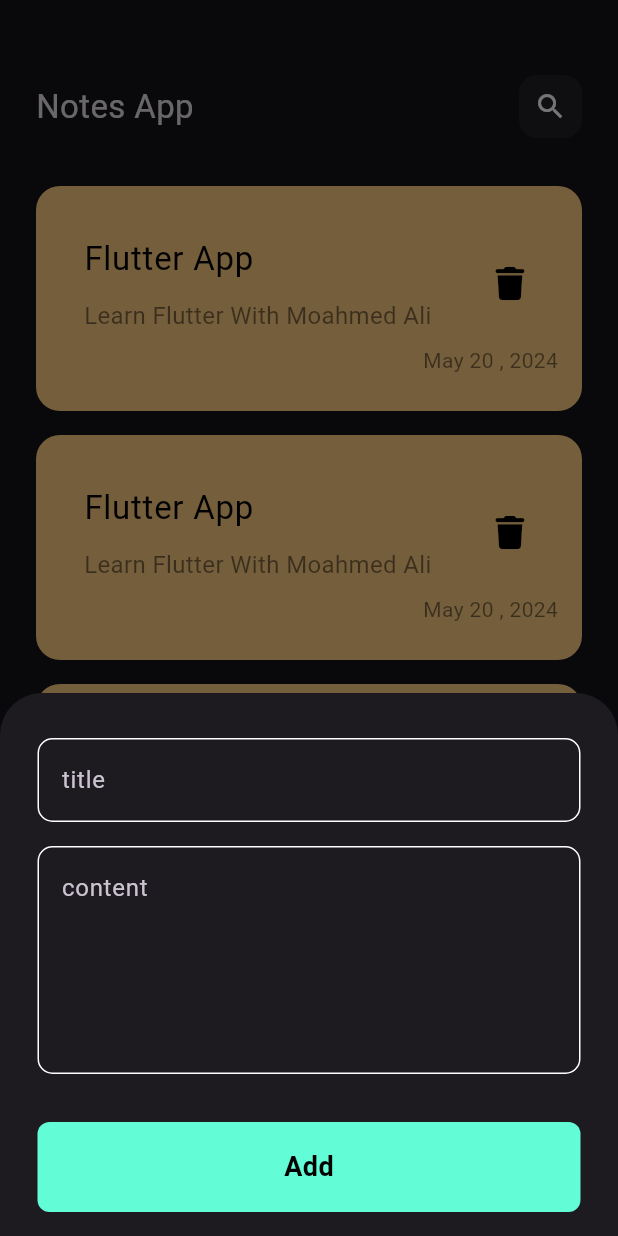
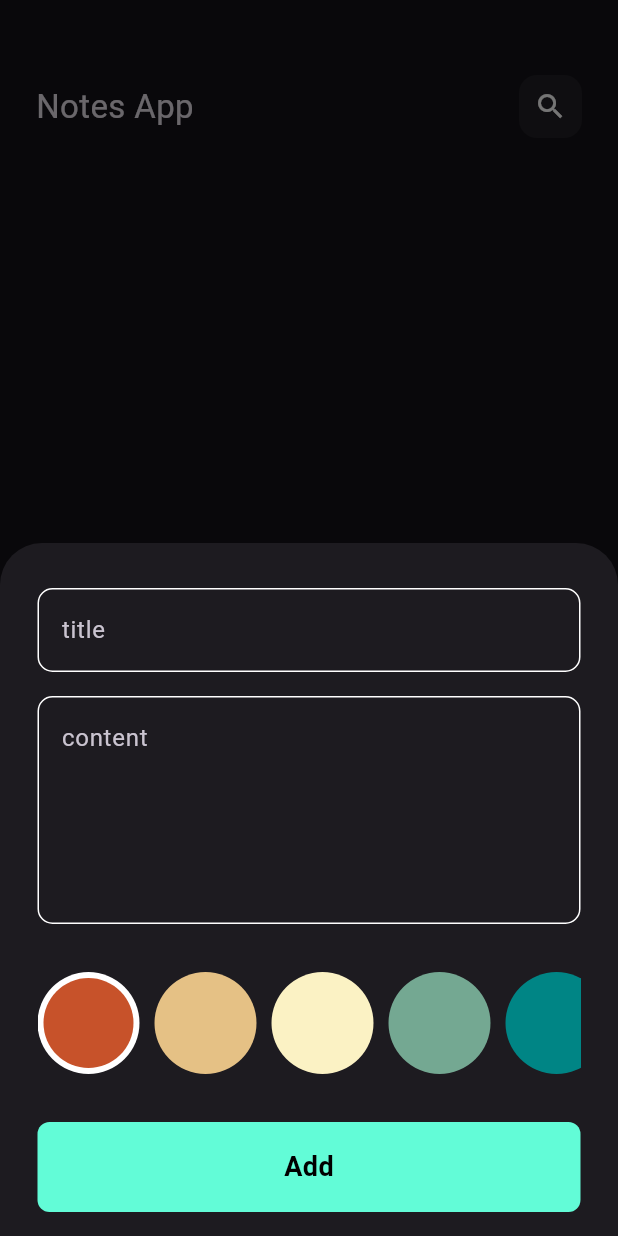
Before and after one commit to Mohamed-Yassien/bookly_hive, a Flutter app: the screen it shows after launch, after a tap on the "add" icon, on a phone screen of 412 x 824 dp. Run offline on Flutter 3.47's test engine with Material 3 defaults, Android fonts, the phone set to English and light mode, and no system bars; our stand-ins replace flutter_bloc, font_awesome_flutter, hive, hive_flutter; accounts and stored records are empty.

Commit message:
get notes , add note with color , delete note

```diff
--- /dev/null
+++ b/devtools_options.yaml
@@ -0,0 +1 @@
+extensions:
--- a/lib/cubits/add_note_cubit/add_note_cubit.dart
+++ b/lib/cubits/add_note_cubit/add_note_cubit.dart
@@ -1,3 +1,5 @@
+import 'dart:ui';
+
 import 'package:bookly_hive/cubits/add_note_cubit/add_note_states.dart';
 import 'package:bookly_hive/models/note_model.dart';
 import 'package:bookly_hive/utils/constants.dart';
@@ -6,6 +8,21 @@
 
 class AddNoteCubit extends Cubit<AddNoteStates> {
   AddNoteCubit() : super(AddNoteInitialState());
+
+  List<Color> colors = const [
+    Color(0xffc7522a),
+    Color(0xffe5c185),
+    Color(0xfffbf2c4),
+    Color(0xff74a892),
+    Color(0xff008585),
+  ];
+
+  int selectedIndex = 0;
+
+  changeSelectedIndex(index) {
+    selectedIndex = index;
+    emit(ChangeSelectedIndexState());
+  }
 
   addNote({required NoteModel noteModel}) async {
     emit(AddNoteLoadingState());
--- a/lib/cubits/add_note_cubit/add_note_states.dart
+++ b/lib/cubits/add_note_cubit/add_note_states.dart
@@ -10,3 +10,5 @@
   final String error;
   AddNoteErrorState(this.error);
 }
+
+class ChangeSelectedIndexState extends AddNoteStates{}
--- /dev/null
+++ b/lib/cubits/notes_cubit/notes_cubit.dart
@@ -0,0 +1,20 @@
+import 'package:bookly_hive/cubits/notes_cubit/notes_state.dart';
+import 'package:bookly_hive/models/note_model.dart';
+import 'package:bookly_hive/utils/constants.dart';
+import 'package:flutter_bloc/flutter_bloc.dart';
+import 'package:hive/hive.dart';
+
+class NotesCubit extends Cubit<NotesState> {
+  NotesCubit() : super(NotesInitial());
+
+  static NotesCubit get(context) => BlocProvider.of(context);
+
+
+  List<NoteModel> notes = [];
+
+  getAllNotes() {
+    var notesBox = Hive.box<NoteModel>(kNotesBox);
+    notes = notesBox.values.toList();
+    emit(GetNotesSuccessState());
+  }
+}
--- /dev/null
+++ b/lib/cubits/notes_cubit/notes_state.dart
@@ -0,0 +1,6 @@
+
+ class NotesState {}
+
+ class NotesInitial extends NotesState {}
+
+class GetNotesSuccessState extends NotesState{}
--- a/lib/main.dart
+++ b/lib/main.dart
@@ -1,3 +1,4 @@
+import 'package:bookly_hive/cubits/notes_cubit/notes_cubit.dart';
 import 'package:bookly_hive/simple_bloc_observer.dart';
 import 'package:bookly_hive/utils/constants.dart';
 import 'package:bookly_hive/views/notes_view.dart';
@@ -11,7 +12,7 @@
   Bloc.observer = SimpleBlocObserver();
   await Hive.initFlutter();
   Hive.registerAdapter(NoteModelAdapter());
-  await Hive.openBox(kNotesBox);
+  await Hive.openBox<NoteModel>(kNotesBox);
   runApp(const MyApp());
 }
 
@@ -20,7 +21,13 @@
 
   @override
   Widget build(BuildContext context) {
-    return MaterialApp(
+    return MultiBlocProvider(
+      providers: [
+        BlocProvider(
+          create: (context) => NotesCubit()..getAllNotes(),
+        ),
+      ],
+      child: MaterialApp(
         debugShowCheckedModeBanner: false,
         theme: ThemeData(
           brightness: Brightness.dark,
@@ -34,6 +41,7 @@
           ),
         ),
         home: const NotesView(),
+      ),
     );
   }
 }
--- a/lib/models/note_model.dart
+++ b/lib/models/note_model.dart
@@ -5,13 +5,13 @@
 @HiveType(typeId: 0)
 class NoteModel extends HiveObject {
   @HiveField(0)
-  final String title;
+  String title;
   @HiveField(1)
-  final String subTitle;
+  String subTitle;
   @HiveField(2)
   final String date;
   @HiveField(3)
-  final int color;
+  int color;
 
   NoteModel({
     required this.title,
--- a/lib/views/notes_view.dart
+++ b/lib/views/notes_view.dart
@@ -12,6 +12,7 @@
       floatingActionButton: FloatingActionButton(
         onPressed: () {
           showModalBottomSheet(
+            isScrollControlled: true,
             context: context,
             builder: (context) {
               return const AddNoteBottomSheet();
--- a/lib/widgets/add_note_bottom_sheet.dart
+++ b/lib/widgets/add_note_bottom_sheet.dart
@@ -1,5 +1,6 @@
 import 'package:bookly_hive/cubits/add_note_cubit/add_note_cubit.dart';
 import 'package:bookly_hive/cubits/add_note_cubit/add_note_states.dart';
+import 'package:bookly_hive/cubits/notes_cubit/notes_cubit.dart';
 import 'package:bookly_hive/widgets/add_note_form.dart';
 import 'package:flutter/material.dart';
 import 'package:flutter/widgets.dart';
@@ -17,6 +18,7 @@
       child: BlocConsumer<AddNoteCubit, AddNoteStates>(
         listener: (context, state) {
           if (state is AddNoteSuccessState) {
+            BlocProvider.of<NotesCubit>(context).getAllNotes();
             Navigator.pop(context);
           } else if (state is AddNoteErrorState) {
             debugPrint(state.error);
--- a/lib/widgets/add_note_form.dart
+++ b/lib/widgets/add_note_form.dart
@@ -1,8 +1,10 @@
 import 'package:bookly_hive/cubits/add_note_cubit/add_note_cubit.dart';
 import 'package:bookly_hive/cubits/add_note_cubit/add_note_states.dart';
+import 'package:bookly_hive/models/note_model.dart';
 import 'package:bookly_hive/widgets/custom_button.dart';
 import 'package:flutter/material.dart';
 import 'package:flutter_bloc/flutter_bloc.dart';
+import 'package:intl/intl.dart';
 
 import 'custom_text_field.dart';
 
@@ -24,6 +26,7 @@
   AutovalidateMode autovalidateMode = AutovalidateMode.disabled;
   @override
   Widget build(BuildContext context) {
+    var cubit = context.read<AddNoteCubit>();
     return Form(
       key: formKey,
       autovalidateMode: autovalidateMode,
@@ -50,11 +53,59 @@
           ),
           BlocBuilder<AddNoteCubit, AddNoteStates>(
             builder: (context, state) {
+              return SizedBox(
+                height: 34 * 2,
+                child: ListView.separated(
+                  scrollDirection: Axis.horizontal,
+                  itemBuilder: (context, index) {
+                    return cubit.selectedIndex == index
+                        ? CircleAvatar(
+                            radius: 34,
+                            backgroundColor: Colors.white,
+                            child: CircleAvatar(
+                              radius: 30,
+                              backgroundColor: cubit.colors[index],
+                            ),
+                          )
+                        : GestureDetector(
+                            onTap: () {
+                              cubit.changeSelectedIndex(index);
+                            },
+                            child: CircleAvatar(
+                              radius: 34,
+                              backgroundColor: cubit.colors[index],
+                            ),
+                          );
+                  },
+                  separatorBuilder: (context, index) {
+                    return const SizedBox(
+                      width: 10,
+                    );
+                  },
+                  itemCount: cubit.colors.length,
+                ),
+              );
+            },
+          ),
+          const SizedBox(
+            height: 32,
+          ),
+          BlocBuilder<AddNoteCubit, AddNoteStates>(
+            builder: (context, state) {
               return CustomButton(
                 isLoading: state is AddNoteLoadingState,
                 onTap: () {
                   if (formKey.currentState!.validate()) {
                     formKey.currentState!.save();
+                    var date = DateTime.now();
+                    var formattedDate = DateFormat.MEd().format(date);
+                    NoteModel noteModel = NoteModel(
+                      title: title,
+                      subTitle: content,
+                      date: formattedDate,
+                      color: cubit.colors[cubit.selectedIndex].value,
+                    );
+                    context.read<AddNoteCubit>().addNote(noteModel: noteModel);
                   } else {
                     autovalidateMode = AutovalidateMode.always;
                     setState(() {});
--- a/lib/widgets/notes_item.dart
+++ b/lib/widgets/notes_item.dart
@@ -1,9 +1,14 @@
+import 'package:bookly_hive/cubits/notes_cubit/notes_cubit.dart';
+import 'package:bookly_hive/models/note_model.dart';
 import 'package:bookly_hive/views/edit_note_view.dart';
 import 'package:flutter/material.dart';
+import 'package:flutter_bloc/flutter_bloc.dart';
 import 'package:font_awesome_flutter/font_awesome_flutter.dart';
 
 class NotesItem extends StatelessWidget {
-  const NotesItem({super.key});
+  const NotesItem({super.key, required this.noteModel});
+
+  final NoteModel noteModel;
 
   @override
   Widget build(BuildContext context) {
@@ -24,17 +29,17 @@
         ),
         decoration: BoxDecoration(
           borderRadius: BorderRadius.circular(16),
-          color: const Color(
-            0xffFFcc80,
+          color: Color(
+            noteModel.color,
           ),
         ),
         child: Column(
           crossAxisAlignment: CrossAxisAlignment.end,
           children: [
             ListTile(
-              title: const Text(
-                "Flutter App",
-                style: TextStyle(
+              title: Text(
+                noteModel.title,
+                style: const TextStyle(
                   fontSize: 22,
                   color: Colors.black,
                 ),
@@ -42,7 +47,7 @@
               subtitle: Padding(
                 padding: const EdgeInsets.only(top: 10),
                 child: Text(
-                  'Learn Flutter With Moahmed Ali',
+                  noteModel.subTitle,
                   style: TextStyle(
                     fontSize: 16,
                     color: Colors.black.withOpacity(.5),
@@ -50,7 +55,10 @@
                 ),
               ),
               trailing: IconButton(
-                onPressed: () {},
+                onPressed: () {
+                  noteModel.delete();
+                  BlocProvider.of<NotesCubit>(context).getAllNotes();
+                },
                 icon: const Icon(
                   FontAwesomeIcons.trash,
                   size: 22,
@@ -61,7 +69,7 @@
             Padding(
               padding: const EdgeInsets.only(right: 16),
               child: Text(
-                "May 20 , 2024",
+                noteModel.date,
                 style: TextStyle(
                   fontSize: 14,
                   color: Colors.black.withOpacity(.5),
--- a/lib/widgets/notes_list_view.dart
+++ b/lib/widgets/notes_list_view.dart
@@ -1,5 +1,8 @@
+import 'package:bookly_hive/cubits/notes_cubit/notes_cubit.dart';
+import 'package:bookly_hive/cubits/notes_cubit/notes_state.dart';
 import 'package:bookly_hive/widgets/notes_item.dart';
 import 'package:flutter/material.dart';
+import 'package:flutter_bloc/flutter_bloc.dart';
 
 class NotesListView extends StatelessWidget {
   const NotesListView({
@@ -8,20 +11,27 @@
 
   @override
   Widget build(BuildContext context) {
+    return BlocBuilder<NotesCubit, NotesState>(
+      builder: (context, state) {
+        var cubit = NotesCubit.get(context);
         return Padding(
           padding: const EdgeInsets.symmetric(vertical: 12),
           child: ListView.separated(
             padding: EdgeInsets.zero,
             itemBuilder: (context, index) {
-          return const NotesItem();
+              return NotesItem(
+                noteModel: cubit.notes[index],
+              );
             },
             separatorBuilder: (context, index) {
               return const SizedBox(
                 height: 16,
               );
             },
-        itemCount: 10,
+            itemCount: cubit.notes.length,
           ),
+        );
+      },
     );
   }
 }
--- a/pubspec.yaml
+++ b/pubspec.yaml
@@ -16,6 +16,7 @@
   hive_flutter: ^1.1.0
   flutter_bloc:
   modal_progress_hud_nsn: ^0.5.1
+  intl:
 
 dev_dependencies:
   flutter_test:
```
Also changed, not shown: pubspec.lock. Lines whose indentation alone changed are shown as unchanged.
